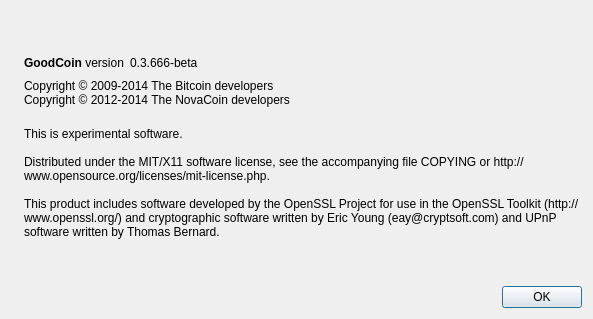
Above: src/qt/forms/aboutdialog.ui from stolenjs/gcfinal before the change. Below: the same form after it.
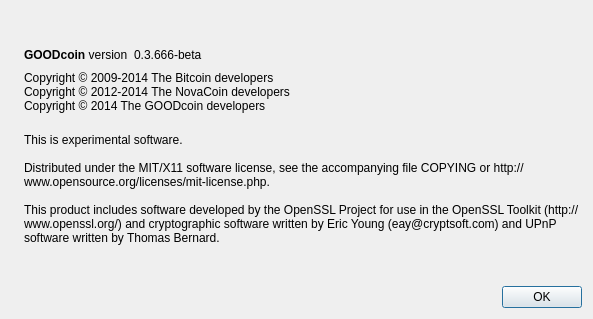
That is the form after the change. Icons and pictures are not drawn.

What changed in the file:
```diff
--- a/src/qt/forms/aboutdialog.ui
+++ b/src/qt/forms/aboutdialog.ui
@@ -50,7 +50,7 @@
           <cursorShape>IBeamCursor</cursorShape>
          </property>
          <property name="text">
-          <string>&lt;b&gt;GoodCoin&lt;/b&gt; version</string>
+          <string>&lt;b&gt;GOODcoin&lt;/b&gt; version</string>
          </property>
          <property name="textInteractionFlags">
           <set>Qt::LinksAccessibleByMouse|Qt::TextSelectableByKeyboard|Qt::TextSelectableByMouse</set>
@@ -92,7 +92,8 @@
        </property>
        <property name="text">
         <string>Copyright © 2009-2014 The Bitcoin developers
-Copyright © 2012-2014 The NovaCoin developers</string>
+Copyright © 2012-2014 The NovaCoin developers
+Copyright © 2014 The GOODcoin developers</string>
        </property>
        <property name="textInteractionFlags">
         <set>Qt::LinksAccessibleByMouse|Qt::TextSelectableByKeyboard|Qt::TextSelectableByMouse</set>
```
Left out of the diff: 2 changed lines with no effect on the pictures.
